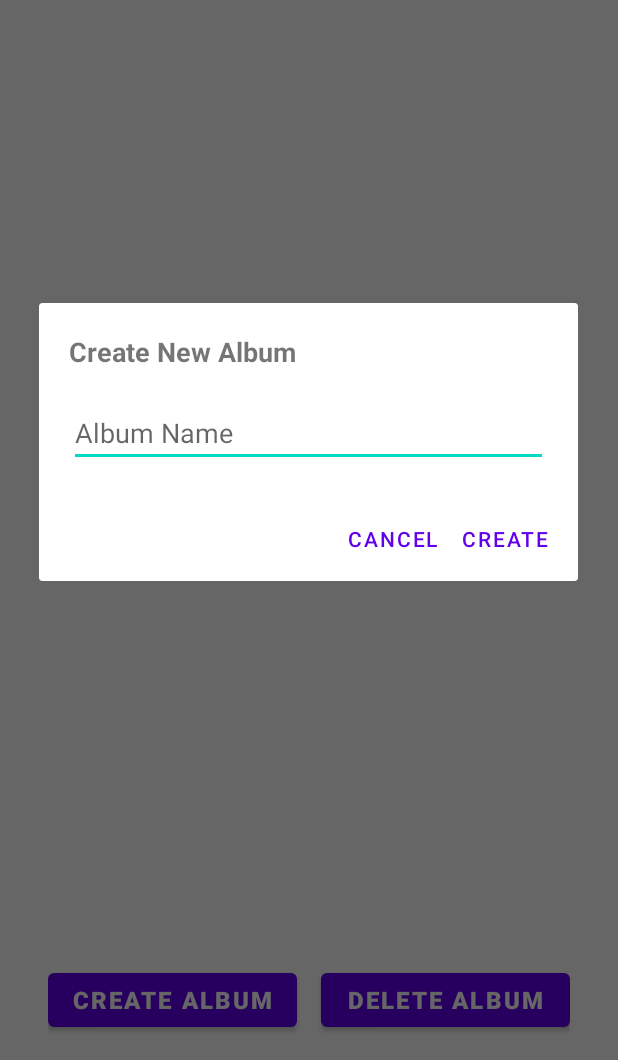
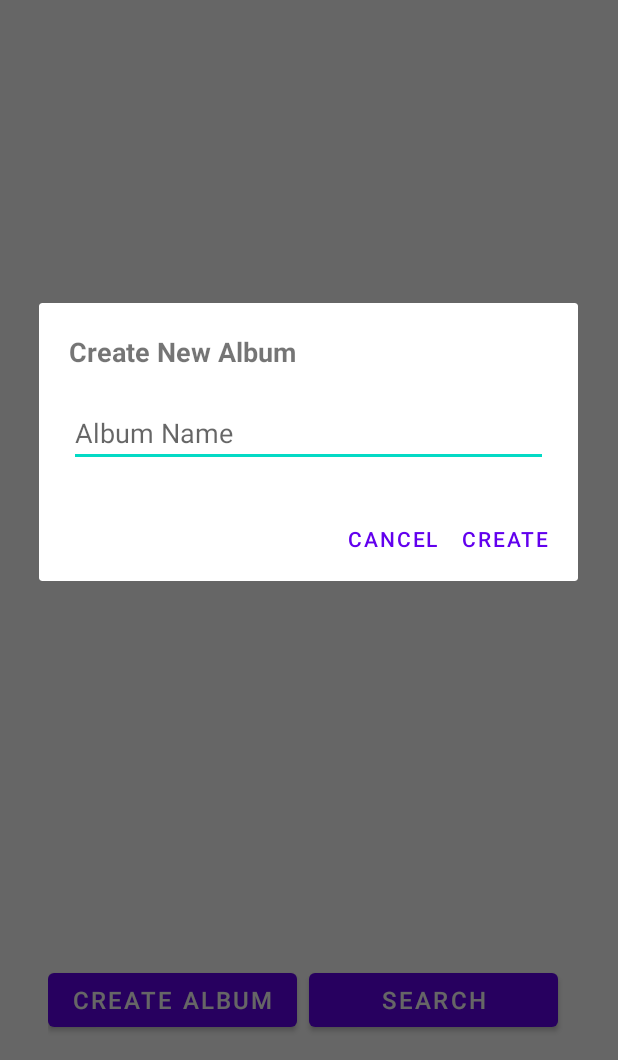
Before and after one commit to NoHaxJustCode/PhotoApp, an Android app: the screen it shows after launch (MainActivity), after a tap on "CREATE ALBUM", on a phone screen of 412 x 824 dp, the part 176-1236 px from its top. Run offline under Robolectric (Android 15) with nearby library versions, the phone set to English and light mode, and no system bars.

```diff
--- a/app/src/main/res/layout/activity_main.xml
+++ b/app/src/main/res/layout/activity_main.xml
@@ -58,21 +58,18 @@
             android:layout_height="match_parent"
             android:text="Create Album"
             android:textSize="16sp"
-            android:textStyle="bold"
             android:layout_weight="1"
             android:layout_marginEnd="8dp"
             />
 
         <Button
-            android:id="@+id/delete_album_button"
+            android:id="@+id/searchButton"
             android:layout_width="0dp"
             android:layout_height="match_parent"
-            android:text="Delete Album"
+            android:text="Search"
             android:textSize="16sp"
-            android:textStyle="bold"
             android:layout_weight="1"
-            android:layout_marginStart="8dp"
-            />
+            android:layout_marginEnd="8dp"/>
 
     </LinearLayout>
 
```
Also changed, not shown: app/src/main/java/com/example/photoapp/MainActivity.java (+56 -12 lines).
